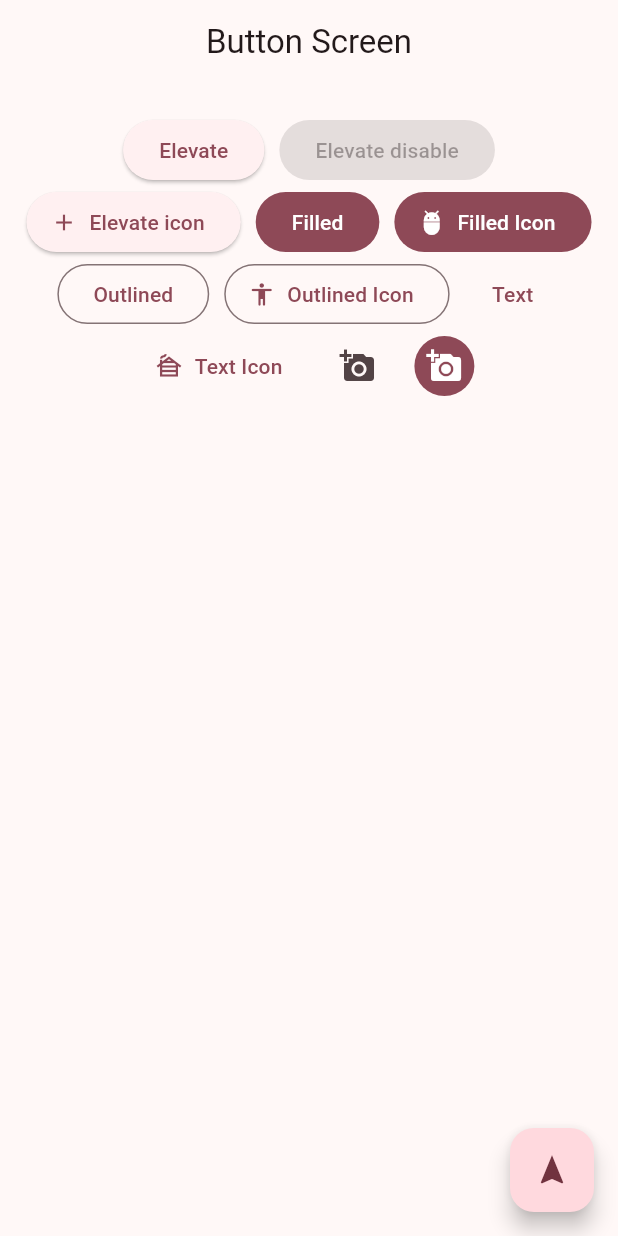
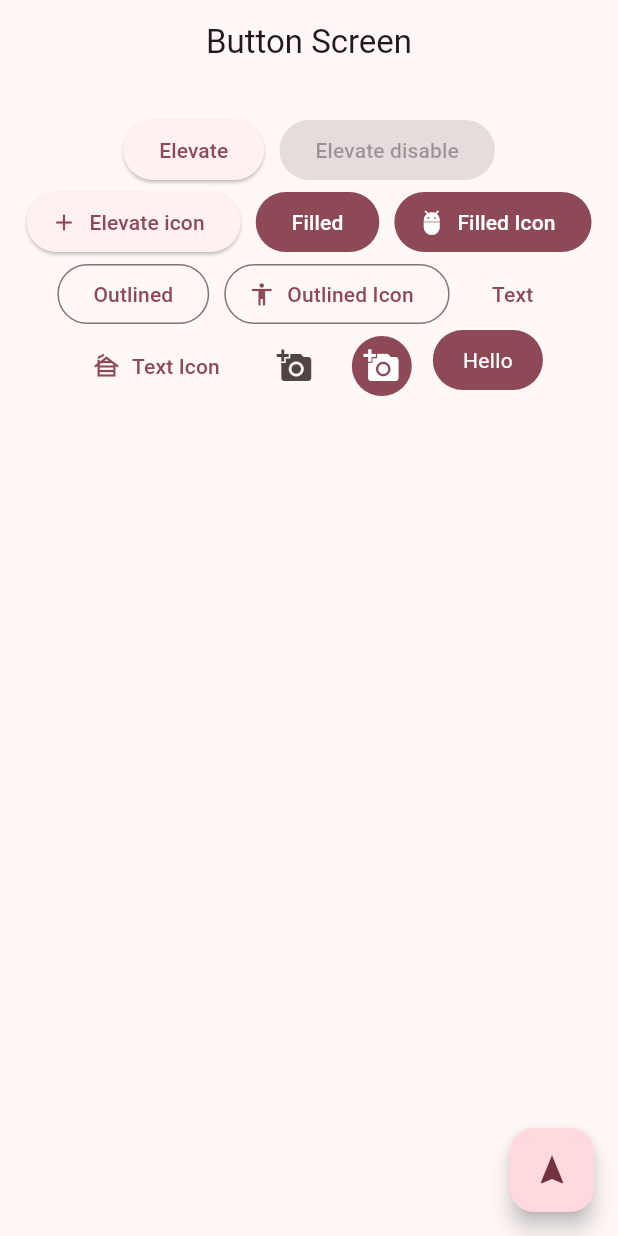
Before and after one commit to KelvinVargasUG/AppWidgets, a Flutter app: the ButtonScreen screen opened by its route, on a phone screen of 412 x 824 dp. Run offline on Flutter 3.47's test engine with Material 3 defaults, Android fonts, the light colour scheme and no system bars; our stand-ins replace go_router.

Commit message:
Boton screen finish

```diff
--- a/lib/Presentation/Screens/Button/button_screen.dart
+++ b/lib/Presentation/Screens/Button/button_screen.dart
@@ -68,6 +68,7 @@ class _BottonsView extends StatelessWidget {
                   backgroundColor: MaterialStatePropertyAll(colors.primary),
                   iconColor: const MaterialStatePropertyAll(Colors.white)),
             ),
+            const CustomButton()
           ],
         ),
       ),
@@ -80,6 +81,22 @@ class CustomButton extends StatelessWidget {
 
   @override
   Widget build(BuildContext context) {
-    return Container();
+    final colors = Theme.of(context).colorScheme;
+
+    return ClipRRect(
+      borderRadius: BorderRadius.circular(20.0),
+      child: Material(
+        color: colors.primary,
+        child: InkWell(
+          onTap: () {},
+          child: const Padding(
+              padding: EdgeInsets.symmetric(horizontal: 20.0, vertical: 10.0),
+              child: Text(
+                "Hello",
+                style: TextStyle(color: Colors.white),
+              )),
+        ),
+      ),
+    );
   }
 }
```
